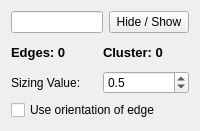
southseact-3d/fcd, file src/Mod/Robot/Gui/TaskEdge2TracParameter.ui: the form before one commit.
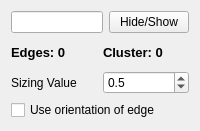
The form after the commit.

Patch:
```diff
--- a/src/Mod/Robot/Gui/TaskEdge2TracParameter.ui
+++ b/src/Mod/Robot/Gui/TaskEdge2TracParameter.ui
@@ -26,7 +26,7 @@
      <item>
       <widget class="QPushButton" name="pushButton_HideShow">
        <property name="text">
-        <string>Hide / Show</string>
+        <string>Hide/Show</string>
        </property>
       </widget>
      </item>
@@ -69,7 +69,7 @@
      <item>
       <widget class="QLabel" name="label_2">
        <property name="text">
-        <string>Sizing Value:</string>
+        <string>Sizing Value</string>
        </property>
       </widget>
      </item>
```
